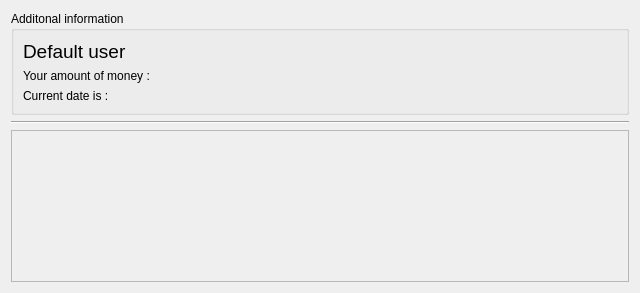
Old version of the form NETB380_ExpenseManager/ep_show_report.ui in the repository satanasov/NETB380.
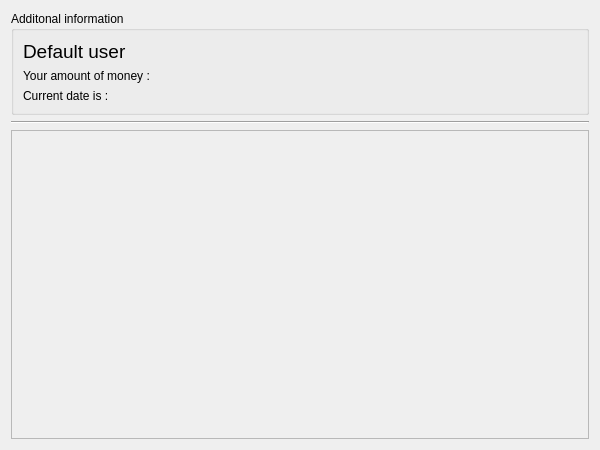
New version of the form. Icons and pictures are not drawn.

Commit message: Added report buttons for incomes. | In report labels have minimum sizes.

Diff of the .ui file:
```diff
--- a/NETB380_ExpenseManager/ep_show_report.ui
+++ b/NETB380_ExpenseManager/ep_show_report.ui
@@ -6,8 +6,8 @@
    <rect>
     <x>0</x>
     <y>0</y>
-    <width>640</width>
-    <height>293</height>
+    <width>600</width>
+    <height>450</height>
    </rect>
   </property>
   <property name="sizePolicy">
@@ -94,8 +94,8 @@
        <rect>
         <x>0</x>
         <y>0</y>
-        <width>620</width>
-        <height>164</height>
+        <width>580</width>
+        <height>321</height>
        </rect>
       </property>
      </widget>
```
The commit also changes 2 other files.
